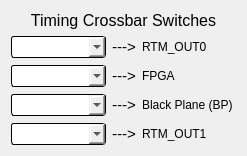
Old version of the form timing.ui in the repository cristinasewell/ATCA_PyDM_Screens.
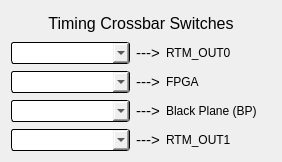
New version of the form. Custom widgets are drawn as their Qt base class.

Commit message: Resize screens

What changed in the file:
```diff
--- a/timing.ui
+++ b/timing.ui
@@ -6,8 +6,8 @@
    <rect>
     <x>0</x>
     <y>0</y>
-    <width>247</width>
-    <height>146</height>
+    <width>282</width>
+    <height>162</height>
    </rect>
   </property>
   <property name="windowTitle">
@@ -102,7 +102,7 @@
        </property>
        <property name="minimumSize">
         <size>
-         <width>95</width>
+         <width>119</width>
          <height>22</height>
         </size>
        </property>
@@ -157,7 +157,7 @@
        </property>
        <property name="minimumSize">
         <size>
-         <width>95</width>
+         <width>119</width>
          <height>22</height>
         </size>
        </property>
@@ -193,7 +193,7 @@
        </property>
        <property name="minimumSize">
         <size>
-         <width>95</width>
+         <width>119</width>
          <height>22</height>
         </size>
        </property>
@@ -267,7 +267,7 @@
        </property>
        <property name="minimumSize">
         <size>
-         <width>95</width>
+         <width>119</width>
          <height>22</height>
         </size>
        </property>
```
The commit also changes 2 other files.
